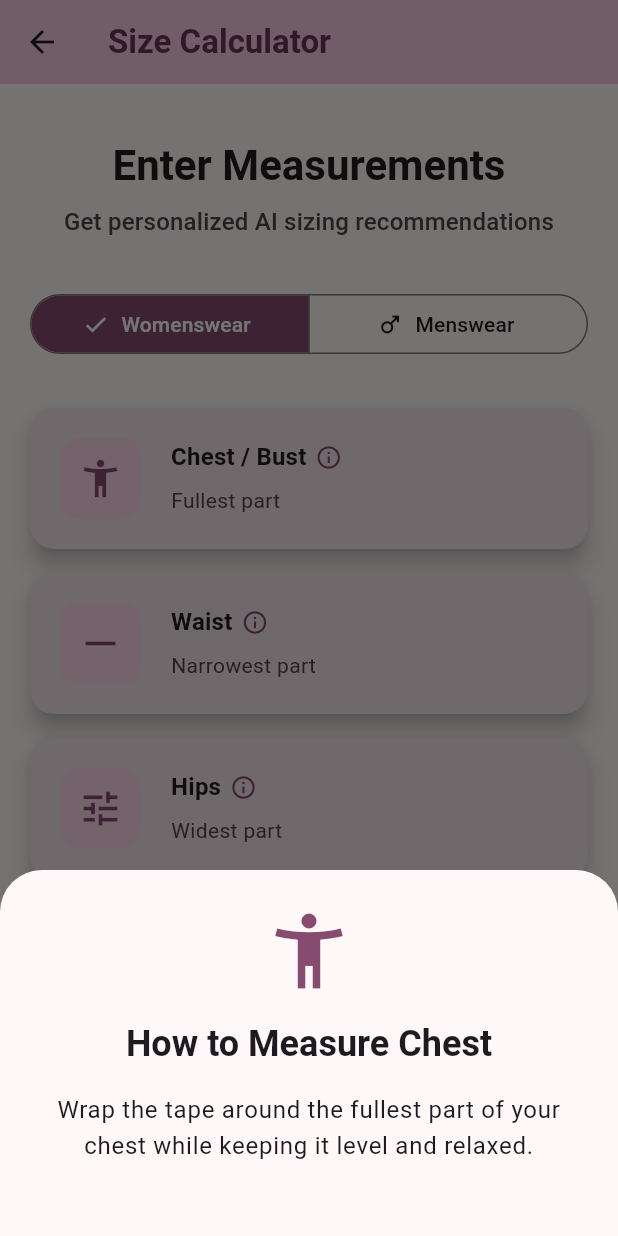
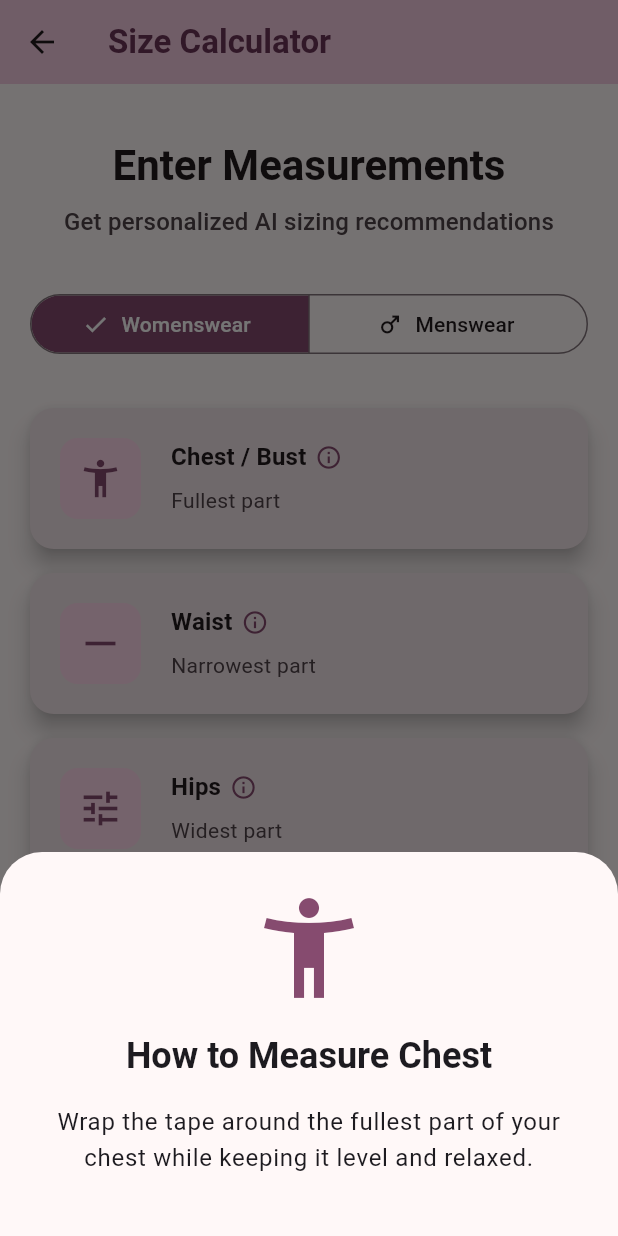
Before and after one commit to Mohamed-Abdel-Rahem/fit_mart_project, a Flutter app: the SizeCalculatorScreen screen opened directly, after a tap on the "info outline" icon, on a phone screen of 412 x 824 dp. Run offline on Flutter 3.47's test engine with Material 3 defaults, Android fonts, the phone set to English and light mode, and no system bars; our stand-ins replace cloud_firestore, firebase_ai, firebase_auth, firebase_core, font_awesome_flutter, geolocator and 3 more; missing offline and left inert: cloudinary_sdk; accounts and stored records are empty; Roboto replaces fonts that are missing (Abel, Cairo).

Commit message:
feat: add size calculator screen and virtual try-on screen to user dashboard

```diff
--- a/lib/screens/HomeScreen/size_calculator_screen.dart
+++ b/lib/screens/HomeScreen/size_calculator_screen.dart
@@ -23,14 +23,13 @@ class _SizeCalculatorScreenState extends State<SizeCalculatorScreen> {
   String? _recommendedSize;
   String? _fitNotes;
 
-  // Loading states
   bool _isSaving = false;
-  bool _isLoadingData = true; // NEW: Track initial load state
+  bool _isLoadingData = true;
 
   @override
   void initState() {
     super.initState();
-    _loadSavedMeasurements(); // NEW: Fetch data when screen loads
+    _loadSavedMeasurements();
   }
 
   @override
@@ -41,7 +40,6 @@ class _SizeCalculatorScreenState extends State<SizeCalculatorScreen> {
     super.dispose();
   }
 
-  // --- NEW: FIREBASE LOADING LOGIC ---
   Future<void> _loadSavedMeasurements() async {
     try {
       final user = FirebaseAuth.instance.currentUser;
@@ -73,8 +71,6 @@ class _SizeCalculatorScreenState extends State<SizeCalculatorScreen> {
               }
             });
 
-            // If we successfully loaded measurements, calculate the size immediately
-            // so the user sees their results without pressing the button.
             if (_chestController.text.isNotEmpty &&
                 _waistController.text.isNotEmpty &&
                 _hipsController.text.isNotEmpty) {
@@ -84,8 +80,7 @@ class _SizeCalculatorScreenState extends State<SizeCalculatorScreen> {
         }
       }
     } catch (e) {
-      debugPrint("Error loading measurements: $e");
-      // Optionally show a snackbar here, but silently failing on load is often better UX
+      debugPrint(e.toString());
     } finally {
       if (mounted) {
         setState(() {
@@ -95,7 +90,6 @@ class _SizeCalculatorScreenState extends State<SizeCalculatorScreen> {
     }
   }
 
-  // UPDATED: Added skipValidation flag for initial data loading
   void _calculateAdvancedSize({bool skipValidation = false}) {
     if (!skipValidation) {
       if (!_formKey.currentState!.validate()) return;
@@ -164,7 +158,6 @@ class _SizeCalculatorScreenState extends State<SizeCalculatorScreen> {
     return thresholds.length;
   }
 
-  // --- FIREBASE SAVING LOGIC ---
   Future<void> _saveToFirestore() async {
     if (_recommendedSize == null) return;
 
@@ -217,6 +210,74 @@ class _SizeCalculatorScreenState extends State<SizeCalculatorScreen> {
     }
   }
 
+  void _showMeasurementGuide(String type) {
+    String title = '';
+    String description = '';
+    IconData icon = Icons.accessibility;
+
+    switch (type) {
+      case 'Chest / Bust':
+        title = 'How to Measure Chest';
+        description =
+            'Wrap the tape around the fullest part of your chest while keeping it level and relaxed.';
+        icon = Icons.accessibility_new;
+        break;
+      case 'Waist':
+        title = 'How to Measure Waist';
+        description =
+            'Measure around the narrowest part of your waist, usually above your belly button.';
+        icon = Icons.horizontal_rule;
+        break;
+      case 'Hips':
+        title = 'How to Measure Hips';
+        description =
+            'Measure around the widest part of your hips while standing naturally.';
+        icon = Icons.tune;
+        break;
+    }
+
+    showModalBottomSheet(
+      context: context,
+      backgroundColor: Theme.of(context).colorScheme.surface,
+      shape: const RoundedRectangleBorder(
+        borderRadius: BorderRadius.vertical(top: Radius.circular(28)),
+      ),
+      builder: (context) {
+        final colorScheme = Theme.of(context).colorScheme;
+        return Padding(
+          padding: const EdgeInsets.fromLTRB(24, 24, 24, 40),
+          child: Column(
+            mainAxisSize: MainAxisSize.min,
+            children: [
+              TweenAnimationBuilder<double>(
+                tween: Tween(begin: 0, end: 1),
+                duration: const Duration(milliseconds: 600),
+                curve: Curves.elasticOut,
+                builder: (context, value, child) => Transform.scale(
+                  scale: value,
+                  child: Icon(icon, size: 80, color: colorScheme.primary),
+                ),
+              ),
+              const SizedBox(height: 16),
+              Text(
+                title,
+                style: Theme.of(context).textTheme.headlineSmall?.copyWith(
+                  fontWeight: FontWeight.bold,
+                ),
+              ),
+              const SizedBox(height: 16),
+              Text(
+                description,
+                textAlign: TextAlign.center,
+                style: Theme.of(context).textTheme.bodyLarge,
+              ),
+            ],
+          ),
+        );
+      },
+    );
+  }
+
   Widget _buildThemedInputCard({
     required BuildContext context,
     required ColorScheme colorScheme,
@@ -251,19 +312,15 @@ class _SizeCalculatorScreenState extends State<SizeCalculatorScreen> {
                     children: [
                       Text(
                         title,
-
                         style: Theme.of(context).textTheme.titleMedium
                             ?.copyWith(
                               fontWeight: FontWeight.bold,
                               color: colorScheme.onSurface,
                             ),
                       ),
-
                       const SizedBox(width: 6),
-
                       GestureDetector(
                         onTap: () => _showMeasurementGuide(title),
-
                         child: Icon(
                           Icons.info_outline,
                           size: 18,
@@ -309,83 +366,6 @@ class _SizeCalculatorScreenState extends State<SizeCalculatorScreen> {
     );
   }
 
-  void _showMeasurementGuide(String type) {
-    String title = '';
-    String description = '';
-    IconData icon = Icons.accessibility;
-
-    switch (type) {
-      case 'Chest / Bust':
-        title = 'How to Measure Chest';
-        description =
-            'Wrap the tape around the fullest part of your chest while keeping it level and relaxed.';
-        icon = Icons.accessibility_new;
-        break;
-
-      case 'Waist':
-        title = 'How to Measure Waist';
-        description =
-            'Measure around the narrowest part of your waist, usually above your belly button.';
-        icon = Icons.horizontal_rule;
-        break;
-
-      case 'Hips':
-        title = 'How to Measure Hips';
-        description =
-            'Measure around the widest part of your hips while standing naturally.';
-        icon = Icons.tune;
-        break;
-    }
-
-    showModalBottomSheet(
-      context: context,
-
-      backgroundColor: Theme.of(context).colorScheme.surface,
-
-      shape: const RoundedRectangleBorder(
-        borderRadius: BorderRadius.vertical(top: Radius.circular(28)),
-      ),
-
-      builder: (context) {
-        final colorScheme = Theme.of(context).colorScheme;
-
-        return Padding(
-          padding: const EdgeInsets.all(24.0),
-
-          child: Column(
-            mainAxisSize: MainAxisSize.min,
-
-            children: [
-              Icon(icon, size: 60, color: colorScheme.primary),
-
-              const SizedBox(height: 16),
-
-              Text(
-                title,
-
-                style: Theme.of(context).textTheme.headlineSmall?.copyWith(
-                  fontWeight: FontWeight.bold,
-                ),
-              ),
-
-              const SizedBox(height: 16),
-
-              Text(
-                description,
-
-                textAlign: TextAlign.center,
-
-                style: Theme.of(context).textTheme.bodyLarge,
-              ),
-
-              const SizedBox(height: 24),
-            ],
-          ),
-        );
-      },
-    );
-  }
-
   @override
   Widget build(BuildContext context) {
     final theme = Theme.of(context);
@@ -404,7 +384,6 @@ class _SizeCalculatorScreenState extends State<SizeCalculatorScreen> {
           ),
         ),
       ),
-      // NEW: Show a loading indicator while fetching from Firebase
       body: _isLoadingData
           ? Center(child: CircularProgressIndicator(color: colorScheme.primary))
           : SingleChildScrollView(
@@ -414,7 +393,9 @@ class _SizeCalculatorScreenState extends State<SizeCalculatorScreen> {
                 child: Column(
                   crossAxisAlignment: CrossAxisAlignment.stretch,
                   children: [
-                    Container(
+                    FadeInUp(
+                      duration: const Duration(milliseconds: 600),
+                      child: Container(
                         padding: const EdgeInsets.symmetric(vertical: 16),
                         child: Column(
                           children: [
@@ -437,8 +418,8 @@ class _SizeCalculatorScreenState extends State<SizeCalculatorScreen> {
                           ],
                         ),
                       ),
+                    ),
                     const SizedBox(height: 16),
-
                     SegmentedButton<Gender>(
                       segments: const [
                         ButtonSegment(
@@ -466,7 +447,6 @@ class _SizeCalculatorScreenState extends State<SizeCalculatorScreen> {
                       ),
                     ),
                     const SizedBox(height: 24),
-
                     _buildThemedInputCard(
                       context: context,
                       colorScheme: colorScheme,
@@ -492,7 +472,6 @@ class _SizeCalculatorScreenState extends State<SizeCalculatorScreen> {
                       controller: _hipsController,
                     ),
                     const SizedBox(height: 24),
-
                     ElevatedButton(
                       onPressed: _calculateAdvancedSize,
                       style: ElevatedButton.styleFrom(
@@ -512,10 +491,11 @@ class _SizeCalculatorScreenState extends State<SizeCalculatorScreen> {
                         ),
                       ),
                     ),
-
+                    const SizedBox(height: 24),
                     AnimatedSwitcher(
-                      duration: const Duration(milliseconds: 500),
-
+                      duration: const Duration(milliseconds: 600),
+                      switchInCurve: Curves.easeIn,
+                      switchOutCurve: Curves.easeIn,
                       transitionBuilder: (child, animation) {
                         return FadeTransition(
                           opacity: animation,
@@ -525,26 +505,21 @@ class _SizeCalculatorScreenState extends State<SizeCalculatorScreen> {
                           ),
                         );
                       },
-
                       child: _recommendedSize != null
                           ? Card(
                               key: ValueKey(_recommendedSize),
-
                               color: colorScheme.primaryContainer,
-                              elevation: 6,
-
+                              elevation: 10,
+                              shadowColor: colorScheme.primary.withOpacity(0.3),
                               shape: RoundedRectangleBorder(
-                                borderRadius: BorderRadius.circular(16),
+                                borderRadius: BorderRadius.circular(24),
                               ),
-
                               child: Padding(
                                 padding: const EdgeInsets.all(24.0),
-
                                 child: Column(
                                   children: [
                                     Text(
                                       'Your Smart Fit',
-
                                       style: theme.textTheme.titleMedium
                                           ?.copyWith(
                                             color:
@@ -552,59 +527,49 @@ class _SizeCalculatorScreenState extends State<SizeCalculatorScreen> {
                                             fontWeight: FontWeight.bold,
                                           ),
                                     ),
-
                                     const SizedBox(height: 8),
-
                                     Text(
                                       _recommendedSize!,
-
                                       style: theme.textTheme.headlineLarge
                                           ?.copyWith(
                                             color: colorScheme.primary,
                                             fontWeight: FontWeight.bold,
+                                            letterSpacing: 1.2,
                                           ),
                                     ),
-
                                     const Padding(
                                       padding: EdgeInsets.symmetric(
-                                        vertical: 16.0,
+                                        vertical: 20.0,
                                       ),
-                                      child: Divider(height: 1),
+                                      child: Divider(thickness: 1.5, height: 1),
                                     ),
-
                                     Row(
                                       crossAxisAlignment:
                                           CrossAxisAlignment.start,
-
                                       children: [
                                         Icon(
                                           Icons.auto_awesome,
                                           color: colorScheme.primary,
-                                          size: 24,
+                                          size: 28,
                                         ),
-
                                         const SizedBox(width: 16),
-
                                         Expanded(
                                           child: Text(
                                             _fitNotes!,
-
                                             style: theme.textTheme.bodyMedium
                                                 ?.copyWith(
                                                   color: colorScheme
                                                       .onPrimaryContainer,
-                                                  height: 1.4,
+                                                  height: 1.5,
+                                                  fontSize: 15,
                                                 ),
                                           ),
                                         ),
                                       ],
                                     ),
-
                                     const SizedBox(height: 24),
-
                                     SizedBox(
                                       width: double.infinity,
-
                                       child: _isSaving
                                           ? Center(
                                               child: CircularProgressIndicator(
@@ -613,32 +578,26 @@ class _SizeCalculatorScreenState extends State<SizeCalculatorScreen> {
                                             )
                                           : OutlinedButton.icon(
                                               onPressed: _saveToFirestore,
-
                                               icon: const Icon(
                                                 Icons.cloud_upload,
                                               ),
-
                                               label: const Text(
                                                 'Save to My Profile',
                                               ),
-
                                               style: OutlinedButton.styleFrom(
                                                 foregroundColor:
                                                     colorScheme.primary,
-
                                                 side: BorderSide(
                                                   color: colorScheme.primary,
                                                   width: 2,
                                                 ),
-
                                                 padding:
                                                     const EdgeInsets.symmetric(
-                                                      vertical: 14,
+                                                      vertical: 16,
                                                     ),
-
                                                 shape: RoundedRectangleBorder(
                                                   borderRadius:
-                                                      BorderRadius.circular(12),
+                                                      BorderRadius.circular(16),
                                                 ),
                                               ),
                                             ),
@@ -657,3 +616,28 @@ class _SizeCalculatorScreenState extends State<SizeCalculatorScreen> {
     );
   }
 }
+
+class FadeInUp extends StatelessWidget {
+  final Widget child;
+  final Duration duration;
+
+  const FadeInUp({super.key, required this.child, required this.duration});
+
+  @override
+  Widget build(BuildContext context) {
+    return TweenAnimationBuilder<double>(
+      tween: Tween(begin: 0.0, end: 1.0),
+      duration: duration,
+      builder: (context, value, child) {
+        return Opacity(
+          opacity: value,
+          child: Transform.translate(
+            offset: Offset(0, 20 * (1 - value)),
+            child: child,
+          ),
+        );
+      },
+      child: child,
+    );
+  }
+}
--- a/lib/screens/TryOnScreens/virtual_try_on_screen.dart
+++ b/lib/screens/TryOnScreens/virtual_try_on_screen.dart
@@ -892,7 +892,7 @@ Only output the final edited image. Do NOT include any text in the response.
         child: isAnyLoading
             ? Center(
                 child: CircularProgressIndicator(
-                  strokeWidth: 3,
+                  strokeWidth: 3.5,
                   color: colorScheme.primary,
                 ),
               )
```
Lines whose indentation alone changed are shown as unchanged.
